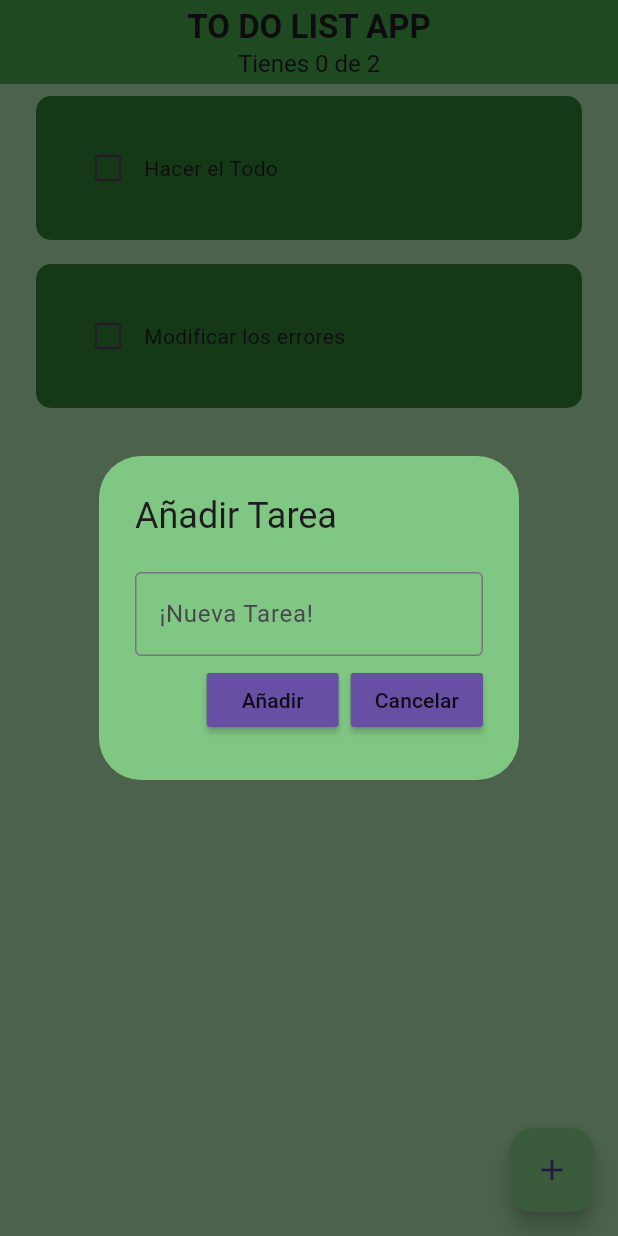
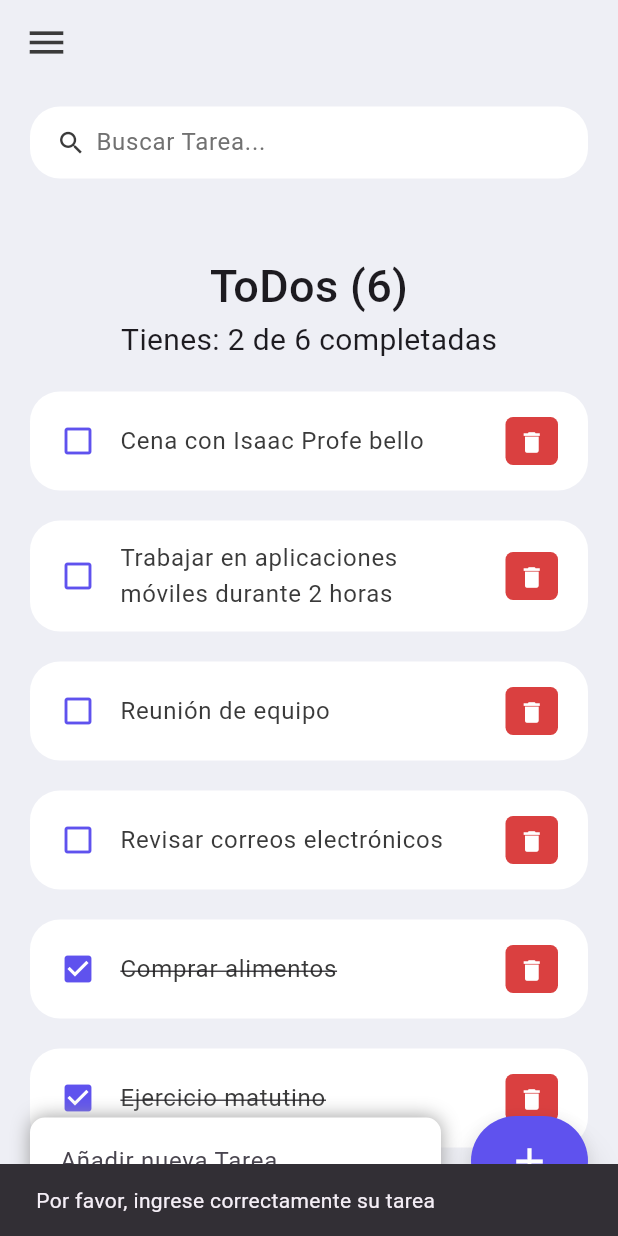
Before and after one commit to ExHultant/Flutter-Projects, a Flutter app: the screen it shows after launch, after a tap on the "add" icon, on a phone screen of 412 x 824 dp. Run offline on Flutter 3.47's test engine with Material 3 defaults, Android fonts, the phone set to English and light mode, and no system bars; drawn by our look-alikes of flutter_slidable.

Commit message:
Delete unused files and update main.dart

```diff
--- /dev/null
+++ b/to_do_list/lib/constant/colors.dart
@@ -0,0 +1,9 @@
+import 'package:flutter/material.dart';
+
+const Color tdRed = Color(0xFFDA4040);
+const Color tdBlue = Color(0xFF5F52EE);
+
+const Color tdBlack = Color(0xFF3A3A3A);
+const Color tdGrey = Color(0xFF717171);
+
+const Color tdBGColor = Color(0xFFEEEFF5);
--- a/to_do_list/lib/data/database.dart
+++ /dev/null
@@ -1,26 +0,0 @@
-import 'package:hive/hive.dart';
-
-class ToDoDataBase {
-  List toDoList = [];
-
-  //reference our box
-  final _myBox = Hive.box('myBox');
-
-//run this method if this is the first time the app is running
-  void createInitialData() {
-    toDoList = [
-      {'taskName': 'Hacer el Todo', 'taskCompleted': false},
-      {'taskName': 'Modificar los errores', 'taskCompleted': false},
-    ];
-  }
-
-  //load the data from the database
-  void loadData() {
-    toDoList = _myBox.get('todo');
-  }
-
-  //update the database
-  void updateData() {
-    _myBox.put('todo', toDoList);
-  }
-}
--- a/to_do_list/lib/main.dart
+++ b/to_do_list/lib/main.dart
@@ -1,26 +1,23 @@
 import 'package:flutter/material.dart';
-import 'package:hive_flutter/hive_flutter.dart';
-import 'package:to_do_list/pages/my_home_page.dart';
+import 'package:flutter/services.dart';
+import 'package:to_do_list/pages/home.dart';
 
-void main() async {
-  // init the hive
-  await Hive.initFlutter();
-
-  // open a box
-  var box = await Hive.openBox('myBox');
-
+void main() {
   runApp(const MyApp());
 }
 
 class MyApp extends StatelessWidget {
-  const MyApp({super.key});
+  const MyApp({Key? key}) : super(key: key);
 
+  // This widget is the root of your application.
   @override
   Widget build(BuildContext context) {
-    return MaterialApp(
+    SystemChrome.setSystemUIOverlayStyle(
+       const SystemUiOverlayStyle(statusBarColor: Colors.transparent));
+    return const MaterialApp(
       debugShowCheckedModeBanner: false,
-      home: const HomePage(),
-      theme: ThemeData(primarySwatch: Colors.yellow),
+      title: 'ToDo App',
+      home: Home(),
     );
   }
 }
--- /dev/null
+++ b/to_do_list/lib/model/todo.dart
@@ -0,0 +1,22 @@
+class ToDo {
+  String? id;
+  String? todoText;
+  bool isDone;
+
+  ToDo({
+    required this.id,
+    required this.todoText,
+    this.isDone = false,
+  });
+
+  static List<ToDo> todoList() {
+    return [
+      ToDo(id: '01', todoText: 'Ejercicio matutino', isDone: true ),
+      ToDo(id: '02', todoText: 'Comprar alimentos', isDone: true ),
+      ToDo(id: '03', todoText: 'Revisar correos electrónicos', ),
+      ToDo(id: '04', todoText: 'Reunión de equipo', ),
+      ToDo(id: '05', todoText: 'Trabajar en aplicaciones móviles durante 2 horas', ),
+      ToDo(id: '06', todoText: 'Cena con Isaac Profe bello', ),
+    ];
+  }
+}
--- /dev/null
+++ b/to_do_list/lib/pages/home.dart
@@ -0,0 +1,270 @@
+import 'package:flutter/material.dart';
+import 'package:to_do_list/constant/colors.dart';
+import '../model/todo.dart';
+import '../widgets/todo_item.dart';
+
+class Home extends StatefulWidget {
+  const Home({Key? key}) : super(key: key);
+
+  @override
+  State<Home> createState() => _HomeState();
+}
+
+class _HomeState extends State<Home> {
+  final List<ToDo> todosList = ToDo.todoList();
+  List<ToDo> _foundToDo = [];
+  final TextEditingController _todoController = TextEditingController();
+  int _todoCount = 0;
+  int _completedCount = 0;
+
+  @override
+  void initState() {
+    _foundToDo = List.from(todosList);
+    _updateCounts();
+    super.initState();
+  }
+
+  void _updateCounts() {
+    _todoCount = todosList.length;
+    _completedCount = todosList.where((todo) => todo.isDone).length;
+  }
+
+  void _handleToDoChange(ToDo todo) {
+    setState(() {
+      todo.isDone = !todo.isDone;
+      _updateCounts();
+    });
+  }
+
+  void _deleteToDoItem(String id) {
+    setState(() {
+      todosList.removeWhere((item) => item.id == id);
+      _foundToDo.removeWhere((item) => item.id == id);
+      _updateCounts();
+    });
+  }
+
+  void _addToDoItem(String toDo) {
+    setState(() {
+      todosList.add(ToDo(
+        id: DateTime.now().millisecondsSinceEpoch.toString(),
+        todoText: toDo,
+      ));
+      _updateCounts();
+      _runFilter('');
+    });
+    _todoController.clear();
+  }
+
+  void _runFilter(String enteredKeyword) {
+    List<ToDo> results = [];
+    if (enteredKeyword.isEmpty) {
+      results = List.from(todosList);
+    } else {
+      results = todosList
+          .where((item) => item.todoText!
+              .toLowerCase()
+              .contains(enteredKeyword.toLowerCase()))
+          .toList();
+    }
+
+    setState(() {
+      _foundToDo = results;
+    });
+  }
+
+  @override
+  Widget build(BuildContext context) {
+    return Scaffold(
+      backgroundColor: tdBGColor,
+      appBar: _buildAppBar(),
+      body: Stack(
+        children: [
+          Container(
+            padding: const EdgeInsets.symmetric(
+              horizontal: 20,
+              vertical: 15,
+            ),
+            child: Column(
+              children: [
+                searchBox(),
+                Expanded(
+                  child: ListView(
+                    children: [
+                      Container(
+                        margin: const EdgeInsets.only(
+                          top: 50,
+                          bottom: 20,
+                        ),
+                        child: Column(
+                          mainAxisAlignment: MainAxisAlignment.center,
+                          children: [
+                            if (_todoCount == 0) ...[
+                              const Text(
+                                '¡Felicidades, no tienes tareas pendientes!',
+                                style: TextStyle(
+                                  fontSize: 30,
+                                  fontWeight: FontWeight.w500,
+                                ),
+                                textAlign: TextAlign.center,
+                              ),
+                            ] else ...[
+                              Text(
+                                'ToDos ($_todoCount)',
+                                style: const TextStyle(
+                                  fontSize: 30,
+                                  fontWeight: FontWeight.w500,
+                                ),
+                              ),
+                              Text(
+                                _completedCount == _todoCount
+                                    ? '¡Completaste todas las tareas!'
+                                    : 'Tienes: $_completedCount de $_todoCount completadas',
+                                style: const TextStyle(
+                                  fontSize: 20,
+                                  fontWeight: FontWeight.w400,
+                                ),
+                              ),
+                            ],
+                          ],
+                        ),
+                      ),
+                      for (ToDo todoo in _foundToDo.reversed)
+                        ToDoItem(
+                          todo: todoo,
+                          onToDoChanged: _handleToDoChange,
+                          onDeleteItem: _deleteToDoItem,
+                        ),
+                    ],
+                  ),
+                )
+              ],
+            ),
+          ),
+          Align(
+            alignment: Alignment.bottomCenter,
+            child: Row(
+              children: [
+                Expanded(
+                  child: Container(
+                    margin: const EdgeInsets.only(
+                      bottom: 20,
+                      right: 20,
+                      left: 20,
+                    ),
+                    padding: const EdgeInsets.symmetric(
+                      horizontal: 20,
+                      vertical: 5,
+                    ),
+                    decoration: BoxDecoration(
+                      color: Colors.white,
+                      boxShadow: const [
+                        BoxShadow(
+                          color: Colors.grey,
+                          offset: Offset(0.0, 0.0),
+                          blurRadius: 10.0,
+                          spreadRadius: 0.0,
+                        ),
+                      ],
+                      borderRadius: BorderRadius.circular(10),
+                    ),
+                    child: TextField(
+                      controller: _todoController,
+                      decoration: const InputDecoration(
+                        hintText: 'Añadir nueva Tarea...',
+                        border: InputBorder.none,
+                      ),
+                    ),
+                  ),
+                ),
+                Container(
+                  margin: const EdgeInsets.only(
+                    bottom: 20,
+                    right: 20,
+                  ),
+                  child: ElevatedButton(
+                    onPressed: () {
+                      if (_todoController.text.isEmpty) {
+                        ScaffoldMessenger.of(context).showSnackBar(
+                          const SnackBar(
+                            content: Text(
+                                'Por favor, ingrese correctamente su tarea'),
+                          ),
+                        );
+                      } else {
+                        _addToDoItem(_todoController.text);
+                      }
+                    },
+                    style: ElevatedButton.styleFrom(
+                      primary: tdBlue,
+                      minimumSize: const Size(60, 60),
+                      elevation: 10,
+                    ),
+                    child: const Icon(
+                      Icons.add,
+                      color: Colors.white,
+                      size: 30,
+                    ),
+                  ),
+                ),
+              ],
+            ),
+          ),
+        ],
+      ),
+    );
+  }
+
+  Widget searchBox() {
+    return Container(
+      padding: const EdgeInsets.symmetric(horizontal: 15),
+      decoration: BoxDecoration(
+        color: Colors.white,
+        borderRadius: BorderRadius.circular(20),
+      ),
+      child: TextField(
+        onChanged: (value) => _runFilter(value),
+        decoration: const InputDecoration(
+          contentPadding: EdgeInsets.all(0),
+          prefixIcon: Icon(
+            Icons.search,
+            color: tdBlack,
+            size: 20,
+          ),
+          prefixIconConstraints: BoxConstraints(
+            maxHeight: 20,
+            minWidth: 25,
+          ),
+          border: InputBorder.none,
+          hintText: 'Buscar Tarea...',
+          hintStyle: TextStyle(color: tdGrey),
+        ),
+      ),
+    );
+  }
+
+  AppBar _buildAppBar() {
+    return AppBar(
+      backgroundColor: tdBGColor,
+      elevation: 0,
+      title: Row(
+        mainAxisAlignment: MainAxisAlignment.spaceBetween,
+        children: [
+          const Icon(
+            Icons.menu,
+            color: tdBlack,
+            size: 30,
+          ),
+          SizedBox(
+            height: 40,
+            width: 40,
+            child: ClipRRect(
+              borderRadius: BorderRadius.circular(20),
+              // child: Image.asset('assets/images/avatar.jpeg'),
+            ),
+          ),
+        ],
+      ),
+    );
+  }
+}
--- a/to_do_list/lib/pages/my_home_page.dart
+++ /dev/null
@@ -1,157 +0,0 @@
-import 'package:flutter/material.dart';
-import 'package:hive/hive.dart';
-import 'package:to_do_list/data/database.dart';
-import 'package:to_do_list/utils/dialog_box.dart';
-import 'package:to_do_list/utils/todo_title.dart';
-
-class HomePage extends StatefulWidget {
-  const HomePage({super.key});
-
-  @override
-  State<HomePage> createState() => _HomePageState();
-}
-
-class _HomePageState extends State<HomePage> {
-  int getCompletedTasksCount() {
-    return db.toDoList.where((task) => task['taskCompleted']).length;
-  }
-
-  int getTotalTasksCount() {
-    return db.toDoList.length;
-  }
-
-  //reference the hive box
-  final _myBox = Hive.box('myBox');
-  ToDoDataBase db = ToDoDataBase();
-
-  @override
-  void initState() {
-    if (_myBox.get('todo') == null) {
-      db.createInitialData();
-    } else {
-      //there already exists data in the database
-      db.loadData();
-    }
-    //IS THIS THE FIRST TIME EVER OPENING THE APP, THEN CREATE INITIAL DATA
-    super.initState();
-  }
-
-  //text controller
-  final _controller = TextEditingController();
-
-  //function to change the state of the checkbox
-  void checkBoxChanged(bool? value, int index) {
-    setState(() {
-      db.toDoList[index]['taskCompleted'] =
-          !db.toDoList[index]['taskCompleted'];
-    });
-    db.updateData();
-  }
-
-  //save the new task
-  void saveNewTask() {
-    if (_controller.text.isEmpty) {
-      showDialog(
-        context: context,
-        builder: (BuildContext context) {
-          return AlertDialog(
-            title: const Text('Error'),
-            content: const Text('Por favor ingrese una tarea'),
-            actions: <Widget>[
-              TextButton(
-                child: const Text('OK'),
-                onPressed: () {
-                  Navigator.of(context).pop();
-                  db.updateData();
-                },
-              ),
-            ],
-          );
-        },
-      );
-    } else {
-      setState(() {
-        db.toDoList.add({'taskName': _controller.text, 'taskCompleted': false});
-        _controller.clear();
-        Navigator.of(context).pop();
-      });
-    }
-  }
-
-  //Create new task
-  void addNewTask() {
-    showDialog(
-        context: context,
-        builder: (context) {
-          return DialogBox(
-            controller: _controller,
-            onSave: saveNewTask,
-            onCancel: () {
-              _controller.clear();
-              Navigator.of(context).pop();
-            },
-          );
-        });
-  }
-
-  //delete a task
-  void deleteTask(int index) {
-    setState(() {
-      db.toDoList.removeAt(index);
-    });
-    db.updateData();
-  }
-
-  @override
-  Widget build(BuildContext context) {
-    return Scaffold(
-      backgroundColor: Colors.green[200],
-      appBar: AppBar(
-        title: Center(
-          child: Column(
-            children: [
-              const Text(
-                'TO DO LIST APP',
-                style: TextStyle(
-                  fontWeight: FontWeight.bold,
-                ),
-                textAlign: TextAlign.center,
-              ),
-              Text(
-                'Tienes ${getCompletedTasksCount()} de ${getTotalTasksCount()}',
-                style: const TextStyle(
-                  fontSize: 16,
-                ),
-              ),
-            ],
-          ),
-        ),
-        backgroundColor: Colors.green[600],
-        elevation: 0,
-      ),
-      floatingActionButton: FloatingActionButton(
-        onPressed: addNewTask,
-        child: Icon(Icons.add),
-        backgroundColor: Colors.green[300],
-      ),
-      body: db.toDoList.isEmpty
-          ? const Center(
-              child: Text(
-                '¡Felicidades! No tienes tareas pendientes.',
-                style: TextStyle(fontSize: 20, fontWeight: FontWeight.bold),
-              ),
-            )
-          : ListView.builder(
-              itemCount: db.toDoList.length,
-              itemBuilder: (context, index) {
-                return TodoTitle(
-                  taskName: db.toDoList[index]['taskName'],
-                  taskCompleted: db.toDoList[index]['taskCompleted'],
-                  onChanged: (value) => checkBoxChanged(value, index),
-                  onDelete: ((p0) => deleteTask(index)),
-                  index: index,
-                );
-              }),
-    );
-  }
-}
--- a/to_do_list/lib/utils/button.dart
+++ /dev/null
@@ -1,16 +0,0 @@
-import 'package:flutter/material.dart';
-
-class Button extends StatelessWidget {
-  final String text;
-  final VoidCallback onPressed;
-  const Button({super.key, required this.text, required this.onPressed});
-
-  @override
-  Widget build(BuildContext context) {
-    return MaterialButton(
-      onPressed: onPressed,
-      color: Theme.of(context).primaryColor,
-      child: Text(text),
-    );
-  }
-}
--- a/to_do_list/lib/utils/dialog_box.dart
+++ /dev/null
@@ -1,47 +0,0 @@
-import 'package:flutter/material.dart';
-import 'package:to_do_list/utils/button.dart';
-
-class DialogBox extends StatelessWidget {
-  final TextEditingController controller;
-  final VoidCallback onSave;
-  final VoidCallback onCancel;
-
-  const DialogBox({
-    Key? key,
-    required this.controller,
-    required this.onSave,
-    required this.onCancel,
-  }) : super(key: key);
-
-  @override
-  Widget build(BuildContext context) {
-    return AlertDialog(
-      title: const Text('Añadir Tarea'),
-      backgroundColor: Colors.green[300],
-      content: SizedBox(
-        height: 120,
-        child: Column(
-          mainAxisAlignment: MainAxisAlignment.spaceEvenly,
-          children: [
-            TextField(
-              controller: controller,
-              decoration: const InputDecoration(
-                labelText: '¡Nueva Tarea!',
-                border: OutlineInputBorder(),
-                hintText: "Escribe tu tarea aquí...",
-              ),
-            ),
-            Row(
-              mainAxisAlignment: MainAxisAlignment.end,
-              children: [
-                Button(text: "Añadir", onPressed: onSave),
-                const SizedBox(width: 8),
-                Button(text: "Cancelar", onPressed: onCancel),
-              ],
-            ),
-          ],
-        ),
-      ),
-    );
-  }
-}
--- a/to_do_list/lib/utils/todo_title.dart
+++ /dev/null
@@ -1,90 +0,0 @@
-import 'package:flutter/material.dart';
-import 'package:flutter_slidable/flutter_slidable.dart';
-
-class TodoTitle extends StatelessWidget {
-  final String taskName;
-  final bool taskCompleted;
-  final Function(bool?)? onChanged;
-  final Function(int)? onDelete;
-  final int index;
-
-  const TodoTitle({
-    Key? key,
-    required this.taskName,
-    required this.taskCompleted,
-    required this.onChanged,
-    required this.onDelete,
-    required this.index,
-  }) : super(key: key);
-
-  @override
-  Widget build(BuildContext context) {
-    return Padding(
-      padding: const EdgeInsets.only(left: 24, right: 24, top: 8, bottom: 8),
-      child: Slidable(
-        endActionPane: ActionPane(
-          motion: const ScrollMotion(),
-          children: [
-            SlidableAction(
-              onPressed: (context) {
-                showDialog(
-                  context: context,
-                  builder: (BuildContext context) {
-                    return AlertDialog(
-                      title: const Text('Confirmar'),
-                      content: const Text('¿Estás seguro de que quieres eliminar esta tarea?'),
-                      actions: <Widget>[
-                        TextButton(
-                          child: const Text('Cancelar'),
-                          onPressed: () {
-                            Navigator.of(context).pop();
-                          },
-                        ),
-                        TextButton(
-                          child: const Text('Eliminar'),
-                          onPressed: () {
-                            onDelete!(index);
-                            Navigator.of(context).pop();
-                          },
-                        ),
-                      ],
-                    );
-                  },
-                );
-              },
-              icon: Icons.delete,
-              backgroundColor: Colors.red.shade300,
-              borderRadius: BorderRadius.circular(12),
-              label: 'Eliminar',
-            ),
-          ],
-        ),
-        child: Container(
-          padding: const EdgeInsets.all(24),
-          child: Row(
-            children: [
-              //checkbox
-              Checkbox(
-                value: taskCompleted,
-                onChanged: onChanged,
-                activeColor: Colors.black,
-              ),
-              //task name
-              Text(
-                taskName,
-                style: TextStyle(
-                    decoration: taskCompleted
-                        ? TextDecoration.lineThrough
-                        : TextDecoration.none),
-              ),
-            ],
-          ),
-          decoration: BoxDecoration(
-            color: Colors.green[800],
-            borderRadius: BorderRadius.circular(10),
-          ),
-        ),
-      ),
-    );
-  }
-}
--- /dev/null
+++ b/to_do_list/lib/widgets/todo_item.dart
@@ -0,0 +1,87 @@
+import 'package:flutter/material.dart';
+
+import '../model/todo.dart';
+import '../constant/colors.dart';
+
+class ToDoItem extends StatelessWidget {
+  final ToDo todo;
+  final onToDoChanged;
+  final onDeleteItem;
+
+  const ToDoItem({
+    Key? key,
+    required this.todo,
+    required this.onToDoChanged,
+    required this.onDeleteItem,
+  }) : super(key: key);
+
+  @override
+  Widget build(BuildContext context) {
+    return Container(
+      margin: const EdgeInsets.only(bottom: 20),
+      child: ListTile(
+        onTap: () {
+          onToDoChanged(todo);
+        },
+        shape: RoundedRectangleBorder(
+          borderRadius: BorderRadius.circular(20),
+        ),
+        contentPadding: const EdgeInsets.symmetric(horizontal: 20, vertical: 5),
+        tileColor: Colors.white,
+        leading: Icon(
+          todo.isDone ? Icons.check_box : Icons.check_box_outline_blank,
+          color: tdBlue,
+        ),
+        title: Text(
+          todo.todoText!,
+          style: TextStyle(
+            fontSize: 16,
+            color: tdBlack,
+            decoration: todo.isDone ? TextDecoration.lineThrough : null,
+          ),
+        ),
+        trailing: Container(
+          padding: const EdgeInsets.all(0),
+          margin: const EdgeInsets.symmetric(vertical: 12),
+          height: 35,
+          width: 35,
+          decoration: BoxDecoration(
+            color: tdRed,
+            borderRadius: BorderRadius.circular(5),
+          ),
+          child: IconButton(
+            color: Colors.white,
+            iconSize: 18,
+            icon: const Icon(Icons.delete),
+            onPressed: () {
+              showDialog(
+                context: context,
+                builder: (BuildContext context) {
+                  return AlertDialog(
+                    title: const Text('¿Eliminar tarea?'),
+                    content: const Text('¿Estás seguro de eliminar tu tarea?'),
+                    actions: <Widget>[
+                      TextButton(
+                        child: const Text('Cancelar'),
+                        onPressed: () {
+                          Navigator.of(context).pop();
+                        },
+                      ),
+                      TextButton(
+                        child: const Text('Confirmar'),
+                        onPressed: () {
+                          onDeleteItem(todo.id);
+                          Navigator.of(context).pop();
+                        },
+                      ),
+                    ],
+                  );
+                },
+              );
+            },
+          ),
+        ),
+      ),
+    );
+  }
+}
```
Also changed, not shown: to_do_list/assets/images/avatar.jpeg (added).
